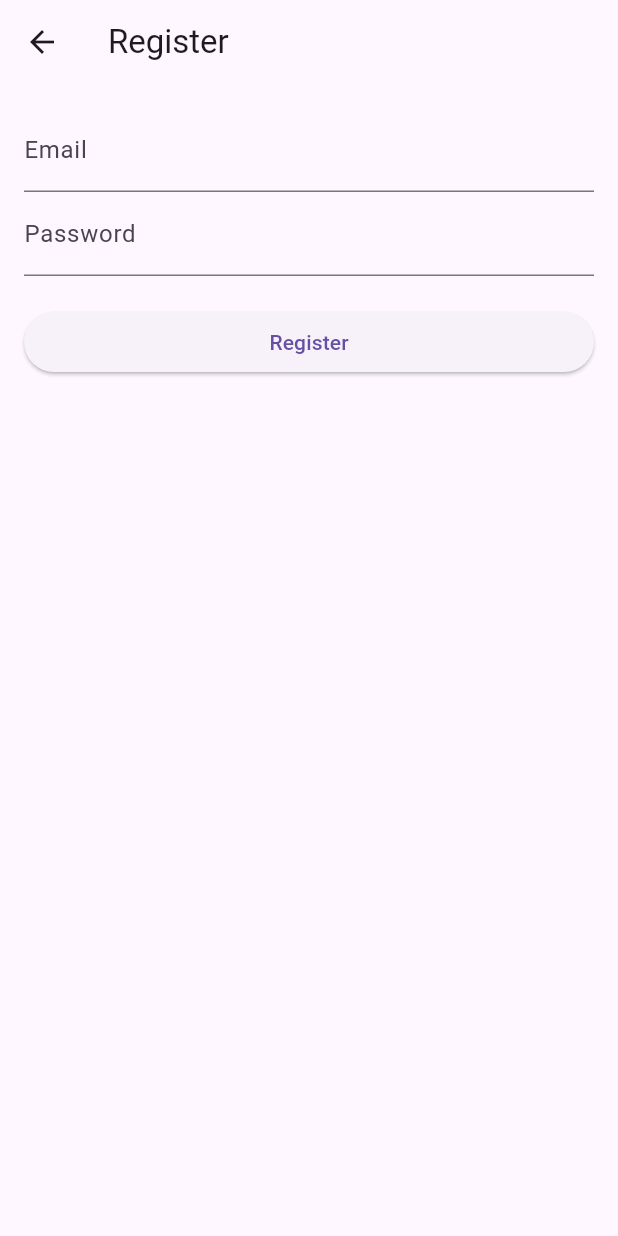
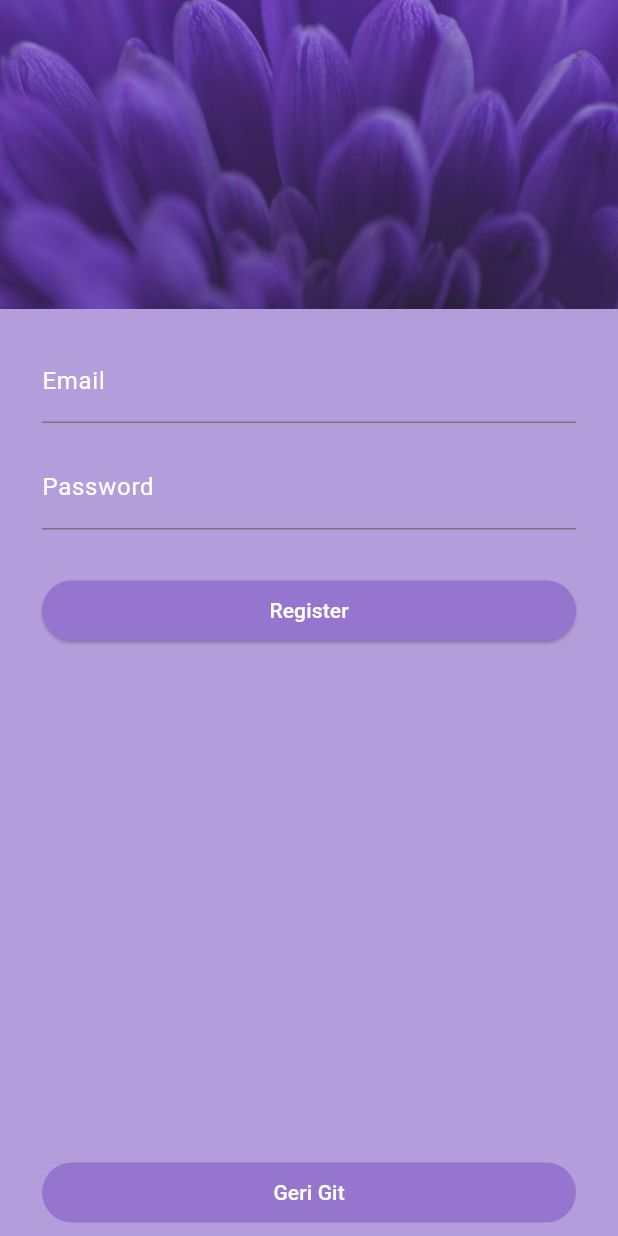
Before and after one commit to hasanacikeloffical/projectsistem, a Flutter app: the screen it shows after launch, after a tap on "Henüz hesabıız yok mu ? Hemen üye ol!", on a phone screen of 412 x 824 dp. Run offline on Flutter 3.47's test engine with Material 3 defaults, Android fonts, the phone set to English and light mode, and no system bars; our stand-ins replace cloud_firestore, firebase_auth, firebase_core; accounts and stored records are empty; network calls fail.

Commit message:
login and register tamamlandı

```diff
--- a/lib/loginPage.dart
+++ b/lib/loginPage.dart
@@ -2,7 +2,6 @@ import 'package:projectsistem/model/authentication_model.dart';
 import 'package:projectsistem/pages/registerPage.dart';
 import 'package:flutter/material.dart';
 import 'package:projectsistem/pages/homePage.dart';
-import 'package:projectsistem/pages/crudPage.dart';
 
 class LoginPage extends StatefulWidget {
   @override
@@ -35,39 +34,101 @@ class _LoginPageState extends State<LoginPage> {
 
   @override
   Widget build(BuildContext context) {
+    var height = MediaQuery.of(context).size.height;
     return Scaffold(
-      appBar: AppBar(title: Text("Login")),
-      body: Padding(
-        padding: const EdgeInsets.all(16),
+      backgroundColor: Colors.deepPurple.shade200,
+      body: SingleChildScrollView(
+        child: Center(
           child: Column(
-          crossAxisAlignment: CrossAxisAlignment.stretch,
+            crossAxisAlignment: CrossAxisAlignment.start,
             children: [
+              Container(
+                height: height * .25,
+                decoration: BoxDecoration(
+                  image: DecorationImage(
+                    fit: BoxFit.cover,
+                    opacity: 0.8,
+                    image: AssetImage("assets/image/design.png"),
+                  ),
+                ),
+              ),
+              SizedBox(height: 15),
+
+              Padding(
+                padding: const EdgeInsets.symmetric(horizontal: 28),
+                child: Column(
+                  crossAxisAlignment: CrossAxisAlignment.start,
+                  children: [
+                    Text(
+                      "Hello, \n Welcome!",
+                      style: TextStyle(
+                        fontSize: 30,
+                        fontWeight: FontWeight.bold,
+                        color: Colors.white,
+                      ),
+                    ),
+                    SizedBox(height: 15),
                     TextField(
                       controller: _emailController,
-              decoration: InputDecoration(labelText: 'Email'),
+                      decoration: InputDecoration(
+                        labelText: 'Kullanıcı Adı/email',
+                        labelStyle: TextStyle(color: Colors.white),
                       ),
+                    ),
+                    SizedBox(height: 15),
                     TextField(
                       controller: _passwordController,
-              decoration: InputDecoration(labelText: 'Password'),
+                      decoration: InputDecoration(
+                        labelText: 'Şifre',
+                        labelStyle: TextStyle(color: Colors.white),
+                      ),
                       obscureText: true,
                     ),
                     SizedBox(height: 20),
-            ElevatedButton(onPressed: _login, child: Text('Login')),
-            SizedBox(height: 16),
+                    ElevatedButton(
+                      onPressed: _login,
+                      style: ElevatedButton.styleFrom(
+                         backgroundColor:Colors.deepPurple.shade300,
+                      ),
+                      child: Center(
+                        child: Text("Giriş Yap",
+                        style: TextStyle(color: Colors.white),),
+                      ),
+                      ),
+
+
+                  ],
+
+                       ),
+
+                      ),
+
+                      SizedBox(height: 15,),
                     Center(
                       child: TextButton(
                         onPressed: () {
                           Navigator.push(
                             context,
-                    MaterialPageRoute(builder: (context) => RegisterPage()),
+                            MaterialPageRoute(
+                              builder: (context) => RegisterPage(),
+                            ),
                           );
                         },
-                child: Text("Henüz hesabıız yok mu ? Hemen üye ol!"),
+                        child: Text("Henüz hesabıız yok mu ? Hemen üye ol!",
+                        style: TextStyle(color: Colors.white),),
                       ),
                     ),
                   ],
+
                 ),
+
               ),
+
+
+          ),
+
         );
+
+
   }
 }
--- a/lib/pages/registerPage.dart
+++ b/lib/pages/registerPage.dart
@@ -3,10 +3,10 @@ import 'package:flutter/material.dart';
 
 class RegisterPage extends StatefulWidget {
   @override
-  _RegisteScreenState createState() => _RegisteScreenState();
+  _registerPage createState() => _registerPage();
 }
 
-class _RegisteScreenState extends State<RegisterPage> {
+class _registerPage extends State<RegisterPage> {
   final FirebaseAuth _authModel = FirebaseAuth.instance;
   final TextEditingController _emailController = TextEditingController();
   final TextEditingController _passwordController = TextEditingController();
@@ -29,25 +29,79 @@ class _RegisteScreenState extends State<RegisterPage> {
 
   @override
   Widget build(BuildContext context) {
+    double height =
+        MediaQuery.of(context).size.height; // height değişkenini tanımla
     return Scaffold(
-      appBar: AppBar(title: Text("Register")),
-      body: Padding(
-        padding: const EdgeInsets.all(16),
+      backgroundColor: Colors.deepPurple.shade200,
+      body: SingleChildScrollView(
+        child: Center(
+          child: Column(
+            children: [
+              Container(
+                height: height * .25,
+                decoration: BoxDecoration(
+                  image: DecorationImage(
+                    fit: BoxFit.cover,
+                    opacity: 0.8,
+                    image: AssetImage("assets/image/design.png"),
+                  ),
+                ),
+              ),
+              SizedBox(height: 20),
+              Padding(
+                padding: EdgeInsets.symmetric(horizontal: 28),
                 child: Column(
                   crossAxisAlignment: CrossAxisAlignment.stretch,
                   children: [
                     TextField(
                       controller: _emailController,
-              decoration: InputDecoration(labelText: 'Email'),
+                      decoration: InputDecoration(labelText: 'Email',
+                        labelStyle: TextStyle(color: Colors.white),
                       ),
+                    ),
+                    SizedBox(height: 15),
                     TextField(
                       controller: _passwordController,
-              decoration: InputDecoration(labelText: 'Password'),
+                      decoration: InputDecoration(labelText: 'Password',
+                      labelStyle: TextStyle(color: Colors.white),
+                      ),
                       obscureText: true,
                     ),
-            SizedBox(height: 20),
-            ElevatedButton(onPressed: _register, child: Text('Register')),
+                    SizedBox(height: 30),
+                    ElevatedButton(
+                      onPressed: _register,
+                      style: ElevatedButton.styleFrom(
+                        backgroundColor: Colors.deepPurple.shade300,
+                      ),
+                      child: Text(
+                        'Register',
+                        style: TextStyle(color: Colors.white),
+                      ),
+                    ),
+                    SizedBox(height: 340),
+                    Align(
+                      alignment: Alignment.bottomLeft, // Sol alt tarafa sabitle
+                      child: TextButton(
+                        onPressed: () {
+                          Navigator.pop(context); // Geri gitme işlevi
+                        },
+                        style: TextButton.styleFrom(
+                          backgroundColor: Colors.deepPurple.shade300,
+
+                        ),
+                        child: Center(
+                          child: Text(
+                            'Geri Git',
+                            style: TextStyle(color: Colors.white),
+                          ),
+                        ),
+                      ),
+                    ),
                   ],
+                ),
+              ),
+            ],
+          ),
         ),
       ),
     );
--- a/lib/pages/settingsPage.dart
+++ b/lib/pages/settingsPage.dart
@@ -1,5 +1,5 @@
 import 'package:flutter/material.dart';
-import 'package:projectsistem/pages/homePage.dart';
+import 'package:projectsistem/loginPage.dart';
 
 
 class SettingPage extends StatefulWidget {
```
Also changed, not shown: lib/pages/homePage.dart (+8 -7 lines), lib/pages/profilePage.dart (+78 -0 lines). Lines whose indentation alone changed are shown as unchanged.
